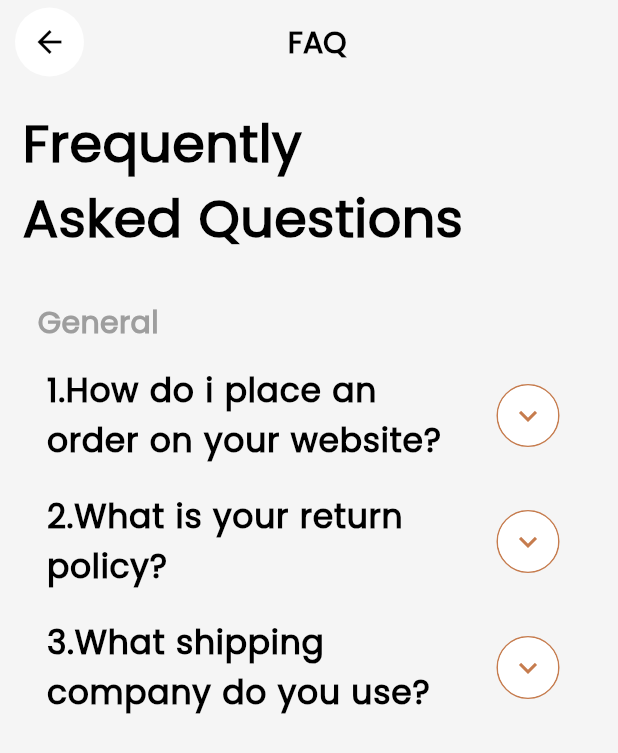
After one commit to Kirolos-Wesam/Demo-Coffe-App, a Flutter app: the FAQScreen screen opened directly, on a phone screen of 412 x 824 dp. The commit adds this screen. Shown: the top 753 px of the screen. Run offline on Flutter 3.47's test engine with Material 3 defaults, Android fonts, the phone set to English and light mode, and no system bars; our stand-ins replace bloc, cached_network_image, carousel_slider, cloud_firestore, firebase_auth, firebase_core and 6 more; accounts and stored records are empty.

Commit message:
app is working

```diff
--- a/lib/model/checkoutmodel.dart
+++ b/lib/model/checkoutmodel.dart
@@ -1,6 +1,6 @@
 import 'package:cloud_firestore/cloud_firestore.dart';
 
-List<CheckOutModel> productIdModelFromJson(List<QueryDocumentSnapshot> list) =>
+List<CheckOutModel> checkOutModelFromJson(List<QueryDocumentSnapshot> list) =>
     List<CheckOutModel>.from(list
         .map((x) => CheckOutModel.fromJson(x.data() as Map<String, dynamic>)));
 
@@ -17,7 +17,7 @@ class CheckOutModel {
   CheckOutModel.fromJson(Map<String, dynamic> json) {
     id = json['id'];
     price = json['price'];
-    date = json['date'];
+    date = (json['date'] as Timestamp).toDate();
   }
 
   Map<String, dynamic> toMap() {
--- a/lib/model/usermodel.dart
+++ b/lib/model/usermodel.dart
@@ -27,7 +27,8 @@ class UserModel{
     return{
       'name':name,
       'email':email,
-      'UID':phone,
+      'UID':uID,
+      'phone': phone,
       'address': address,
       'image': image
     };
--- /dev/null
+++ b/lib/module/FAQScreen/cubit/faq_cubit.dart
@@ -0,0 +1,19 @@
+import 'package:bloc/bloc.dart';
+import 'package:flutter/material.dart';
+import 'package:flutter_bloc/flutter_bloc.dart';
+import 'package:meta/meta.dart';
+
+part 'faq_state.dart';
+
+class FaqCubit extends Cubit<FaqState> {
+  FaqCubit() : super(FaqInitial());
+
+  static FaqCubit get(context) => BlocProvider.of(context);
+
+
+  List<bool> arrowCheck = [false, false, false];
+  changeArrow(bool i, int index){
+    arrowCheck[index] = i;
+    emit(ChangeArrowState());
+  }
+}
--- /dev/null
+++ b/lib/module/FAQScreen/cubit/faq_state.dart
@@ -0,0 +1,8 @@
+part of 'faq_cubit.dart';
+
+@immutable
+sealed class FaqState {}
+
+final class FaqInitial extends FaqState {}
+
+final class ChangeArrowState extends FaqState {}
--- /dev/null
+++ b/lib/module/FAQScreen/faqscreen.dart
@@ -0,0 +1,219 @@
+import 'package:coffeeapp/module/FAQScreen/cubit/faq_cubit.dart';
+import 'package:coffeeapp/shared/componets/componets.dart';
+import 'package:flutter/material.dart';
+import 'package:flutter_bloc/flutter_bloc.dart';
+
+class FAQScreen extends StatelessWidget {
+  const FAQScreen({super.key});
+
+  @override
+  Widget build(BuildContext context) {
+    var cubit = FaqCubit.get(context);
+    return BlocConsumer<FaqCubit, FaqState>(
+      listener: (context, state) {
+      },
+      builder: (context, state) {
+        return Scaffold(
+          backgroundColor: Colors.grey[100],
+          appBar: AppBar(
+            backgroundColor: Colors.grey[100],
+            leading: Padding(
+              padding: const EdgeInsets.only(left: 10),
+              child: InkWell(
+                onTap: () {
+                  Navigator.pop(context);
+                },
+                child: const CircleAvatar(
+                    radius: 20,
+                    backgroundColor: Colors.white,
+                    child: Icon(
+                      Icons.arrow_back,
+                      color: Colors.black,
+                    )),
+              ),
+            ),
+            title: Center(
+                child: Padding(
+              padding: const EdgeInsets.only(right: 45),
+              child: defaultText(text: 'FAQ', color: Colors.black),
+            )),
+          ),
+          body: SingleChildScrollView(
+            child: Padding(
+              padding: const EdgeInsets.all(15.0),
+              child: Column(
+                crossAxisAlignment: CrossAxisAlignment.start,
+                children: [
+                  const Text(
+                    'Frequently\nAsked Questions',
+                    style: TextStyle(
+                        color: Colors.black,
+                        fontFamily: 'Poppins',
+                        fontSize: 35,
+                        fontWeight: FontWeight.bold),
+                    maxLines: 2,
+                  ),
+                  const SizedBox(
+                    height: 30,
+                  ),
+                  Padding(
+                    padding: const EdgeInsets.only(left: 10),
+                    child: defaultText(text: 'General', color: Colors.grey, fontWeight: FontWeight.bold, fontSize: 20),
+                  ),
+                  const SizedBox(height: 5,),
+                  Theme(
+                    data: Theme.of(context).copyWith(
+                      dividerColor:
+                          Colors.transparent, // Set dividerColor to transparent
+                    ),
+                    child: ExpansionTile(
+                      trailing: Container(
+                        decoration: BoxDecoration(
+                            shape: BoxShape.circle,
+                            border: Border.all(color: mainColor)),
+                        child: CircleAvatar(
+                          backgroundColor: Colors.white,
+                          child: cubit.arrowCheck[0] == false
+                              ? Icon(
+                                  Icons.keyboard_arrow_down,
+                                  color: mainColor,
+                                )
+                              : Icon(
+                                  Icons.keyboard_arrow_up,
+                                  color: mainColor,
+                                ),
+                        ),
+                      ),
+                      onExpansionChanged: (value) {
+                        cubit.changeArrow(value, 0);
+                      },
+                      title: const Text(
+                        '1.How do i place an order on your website?',
+                        style: TextStyle(
+                            color: Colors.black,
+                            fontFamily: 'Poppins',
+                            fontSize: 22,
+                            fontWeight: FontWeight.bold),
+                      ),
+                      children: [
+                        Padding(
+                          padding: const EdgeInsets.symmetric(horizontal: 15),
+                          child: Text(
+                            'All you need to do to place an order on our website is to choose the product that you would like to buy, then add it to cart and pay for it using any of supported payment methods',
+                            style: TextStyle(
+                                color: Colors.grey[600],
+                                fontSize: 16,
+                                fontFamily: 'Poppins',
+                                fontWeight: FontWeight.bold),
+                          ),
+                        ),
+                      ],
+                    ),
+                  ),
+                  Theme(
+                    data: Theme.of(context).copyWith(
+                      dividerColor:
+                          Colors.transparent, // Set dividerColor to transparent
+                    ),
+                    child: ExpansionTile(
+                      trailing: Container(
+                        decoration: BoxDecoration(
+                            shape: BoxShape.circle,
+                            border: Border.all(color: mainColor)),
+                        child: CircleAvatar(
+                          backgroundColor: Colors.white,
+                          child: cubit.arrowCheck[1] == false
+                              ? Icon(
+                                  Icons.keyboard_arrow_down,
+                                  color: mainColor,
+                                )
+                              : Icon(
+                                  Icons.keyboard_arrow_up,
+                                  color: mainColor,
+                                ),
+                        ),
+                      ),
+                      onExpansionChanged: (value) {
+                        cubit.changeArrow(value,1);
+                      },
+                      title: const Text(
+                        '2.What is your return policy?',
+                        style: TextStyle(
+                            color: Colors.black,
+                            fontFamily: 'Poppins',
+                            fontSize: 22,
+                            fontWeight: FontWeight.bold),
+                      ),
+                      children: [
+                        Padding(
+                          padding: const EdgeInsets.symmetric(horizontal: 15),
+                          child: Text(
+                            'Any items purchased from Coffee App can be returned for a full refund (subject to 30EGP return fee) within 30 days from when you received your item(s). ',
+                            style: TextStyle(
+                                color: Colors.grey[600],
+                                fontSize: 16,
+                                fontFamily: 'Poppins',
+                                fontWeight: FontWeight.bold),
+                          ),
+                        ),
+                      ],
+                    ),
+                  ),
+                  Theme(
+                    data: Theme.of(context).copyWith(
+                      dividerColor:
+                          Colors.transparent, // Set dividerColor to transparent
+                    ),
+                    child: ExpansionTile(
+                      trailing: Container(
+                        decoration: BoxDecoration(
+                            shape: BoxShape.circle,
+                            border: Border.all(color: mainColor)),
+                        child: CircleAvatar(
+                          backgroundColor: Colors.white,
+                          child: cubit.arrowCheck[2] == false
+                              ? Icon(
+                                  Icons.keyboard_arrow_down,
+                                  color: mainColor,
+                                )
+                              : Icon(
+                                  Icons.keyboard_arrow_up,
+                                  color: mainColor,
+                                ),
+                        ),
+                      ),
+                      onExpansionChanged: (value) {
+                        cubit.changeArrow(value,2);
+                      },
+                      title: const Text(
+                        '3.What shipping company do you use?',
+                        style: TextStyle(
+                            color: Colors.black,
+                            fontFamily: 'Poppins',
+                            fontSize: 22,
+                            fontWeight: FontWeight.bold),
+                      ),
+                      children: [
+                        Padding(
+                          padding: const EdgeInsets.symmetric(horizontal: 15),
+                          child: Text(
+                            'Orders within the continental EG are shipped via FedEx. During checkout, you can select FedEx Home Delivery, FedEx 2 Day, or FedEx Standard Overnight ',
+                            style: TextStyle(
+                                color: Colors.grey[600],
+                                fontSize: 16,
+                                fontFamily: 'Poppins',
+                                fontWeight: FontWeight.bold),
+                          ),
+                        ),
+                      ],
+                    ),
+                  ),
+                ],
+              ),
+            ),
+          ),
+        );
+      },
+    );
+  }
+}
--- a/lib/module/orderhistoryscreen/cubit/order_history_cubit.dart
+++ b/lib/module/orderhistoryscreen/cubit/order_history_cubit.dart
@@ -1,6 +1,8 @@
 import 'package:bloc/bloc.dart';
 import 'package:cloud_firestore/cloud_firestore.dart';
+import 'package:coffeeapp/model/checkoutmodel.dart';
 import 'package:coffeeapp/model/idsproductmodel.dart';
+import 'package:coffeeapp/model/ordermodel.dart';
 import 'package:coffeeapp/shared/componets/constants.dart';
 import 'package:flutter_bloc/flutter_bloc.dart';
 import 'package:meta/meta.dart';
@@ -13,14 +15,25 @@ class OrderHistoryCubit extends Cubit<OrderHistoryState> {
   static OrderHistoryCubit get(context) => BlocProvider.of(context);
 
 
-  List<CartModel>? carts;
+  List<CheckOutModel>? checkOuts;
   getOrdersHistory(){
     emit(GetOrderHistoryLoadingState());
 
     FirebaseFirestore.instance.collection('Users').doc(uID).collection('orders').get().then((value) {
-      carts = cartModelFromJson(value.docs);
+      checkOuts = checkOutModelFromJson(value.docs);
       emit(GetOrderHistorySuccessState());
     }).onError((error, stackTrace) {emit(GetOrderHistoryErrorState());});
 
   }
+  List<OrderModel>? orders;
+  getProductsOrder({required String historyId}){
+    emit(GetProductsOrderHistoryLoadingState());
+
+    FirebaseFirestore.instance.collection('Users').doc(uID).collection('orders').doc(historyId).collection('products').get().then((value) {
+      orders = orderModelFromJson(value.docs);
+      emit(GetProductsOrderHistorySuccessState());
+    }).onError((error, stackTrace) {
+      emit(GetProductsOrderHistoryErrorState());
+    });
+  }
 }
--- a/lib/module/orderhistoryscreen/cubit/order_history_state.dart
+++ b/lib/module/orderhistoryscreen/cubit/order_history_state.dart
@@ -10,3 +10,9 @@ final class GetOrderHistoryLoadingState extends OrderHistoryState {}
 final class GetOrderHistorySuccessState extends OrderHistoryState {}
 
 final class GetOrderHistoryErrorState extends OrderHistoryState {}
+
+final class GetProductsOrderHistoryLoadingState extends OrderHistoryState {}
+
+final class GetProductsOrderHistorySuccessState extends OrderHistoryState {}
+
+final class GetProductsOrderHistoryErrorState extends OrderHistoryState {}
--- a/lib/shared/componets/componets.dart
+++ b/lib/shared/componets/componets.dart
@@ -52,6 +52,7 @@ Widget defaultFormField({
           return validate(s);
         },
         decoration: InputDecoration(
+          contentPadding: EdgeInsets.only(bottom: 5, left: 10),
           filled: true,
           fillColor: Colors.grey[200],
           labelText: label,
--- a/lib/shared/componets/constants.dart
+++ b/lib/shared/componets/constants.dart
@@ -1 +1 @@
-String uID = 'EE8L88FDUlgDZcN8otwMSBFCWWW2';
+String uID = '';
```
Also changed, not shown: lib/main.dart (+15 -12 lines), lib/module/LoginScreen/loginscreen.dart (+20 -13 lines), lib/module/ProductScreen/productsScreen.dart (+27 -13 lines), lib/module/ProfileScreen/profileScreen.dart (+41 -25 lines), lib/module/SignupScreen/signupscreen.dart (+33 -8 lines), lib/module/onboardScreen/onboardscreen.dart (added, +67 -0 lines), lib/module/orderhistoryscreen/orderhisoryscreen.dart (+19 -9 lines), lib/module/orderhistoryscreen/orderproductshistory.dart (added, +140 -0 lines), pubspec.yaml (+8 -0 lines), assets/icons/Icon.png (added), assets/images/onboard.jpg (added), pubspec.lock, 28 other files.
